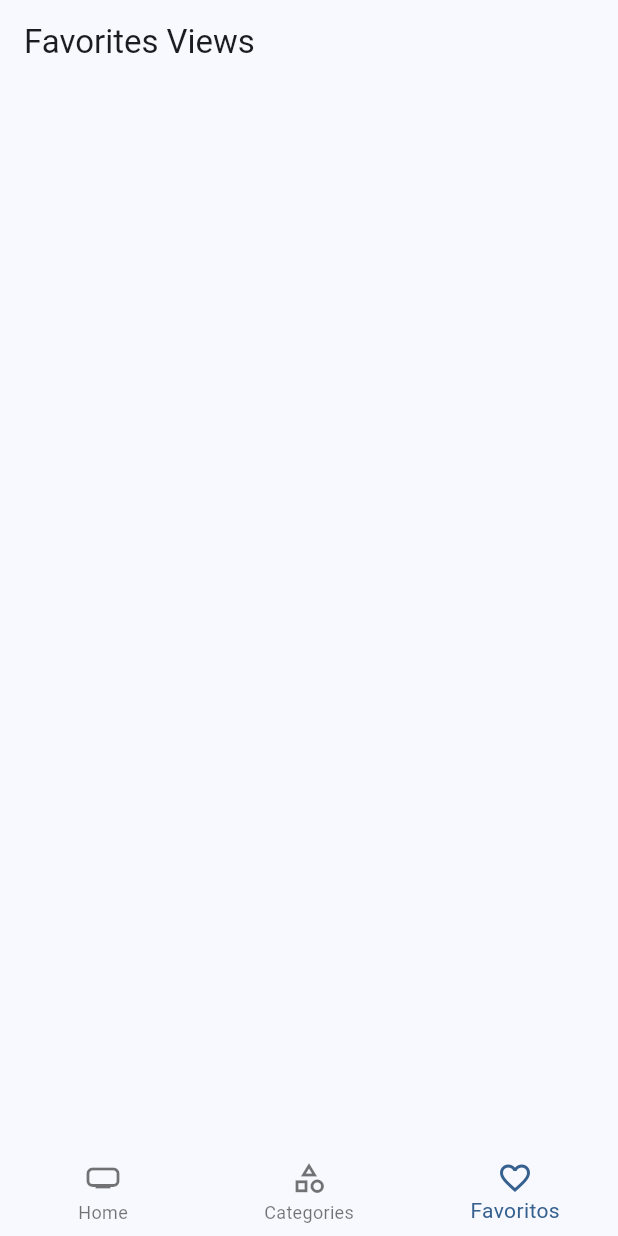
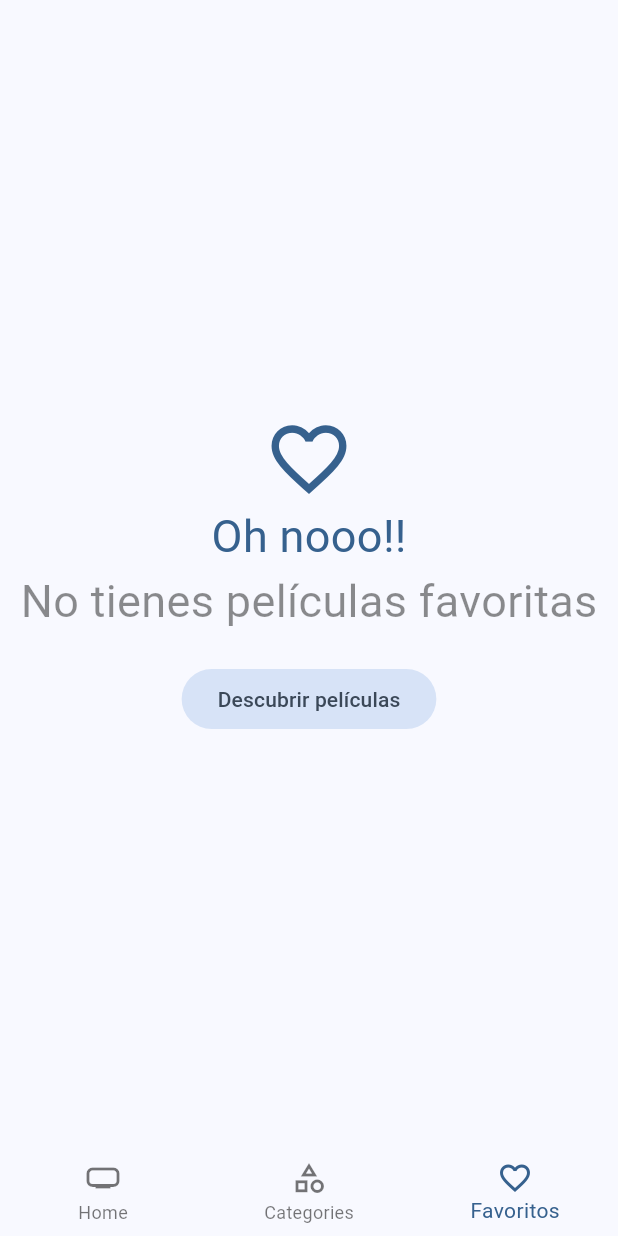
Before and after one commit to JahelCuadrado/cinemapedia, a Flutter app: the screen it shows after launch, item 3 of the bottom bar chosen, on a phone screen of 412 x 824 dp. Run offline on Flutter 3.47's test engine with Material 2 defaults, Android fonts, the phone set to English and light mode, and no system bars; our stand-ins replace animate_do, card_swiper, dio, flutter_dotenv, flutter_riverpod, go_router and 1 more; accounts and stored records are empty; generated files the repository leaves out were written again; network calls fail.

Commit message:
Fin sección 16

```diff
--- a/lib/infrastructure/datasources/isar_local_storage_datasource.dart
+++ b/lib/infrastructure/datasources/isar_local_storage_datasource.dart
@@ -80,6 +80,7 @@ Future<void> toggleFavorite(Movie movie) async {
   // Si la película es una favorita, eliminarla de la tabla "movies".
   if (favoriteMovie != null) {
     isar.writeTxnSync(() => isar.movies.deleteSync(favoriteMovie.isarIid!));
+    return;
   }
 
   // Si la película no es una favorita, agregarla a la tabla "movies".
--- a/lib/presentation/views/movies/favorites_view.dart
+++ b/lib/presentation/views/movies/favorites_view.dart
@@ -1,6 +1,8 @@
 import 'package:cinemapedia/presentation/providers/providers.dart';
+import 'package:cinemapedia/presentation/widgets/widgets.dart';
 import 'package:flutter/material.dart';
 import 'package:flutter_riverpod/flutter_riverpod.dart';
+import 'package:go_router/go_router.dart';
 
 //TODO traer el nombre de las peliculas como tarea
 
@@ -13,10 +15,27 @@ class FavoritesView extends ConsumerStatefulWidget {
 
 class _FavoritesViewState extends ConsumerState<FavoritesView> {
 
+  bool isLastPage = false;
+  bool isLoading = false;
+
 @override
   void initState() {
     super.initState();
     ref.read(favoriteMoviesProvider.notifier).loadNextPage();
+  }
+
+  void loadNextPage() async {
+
+    if ( isLoading || isLastPage ) return;
+    isLoading = true;
+
+    final movies = await ref.read(favoriteMoviesProvider.notifier).loadNextPage();
+    isLoading = false;
+
+    if(movies.isEmpty){
+      isLastPage = true;
+    }
+
   }
 
   @override
@@ -24,23 +43,38 @@ class _FavoritesViewState extends ConsumerState<FavoritesView> {
 
     final favoritesMovies = ref.watch(favoriteMoviesProvider).values.toList();
 
+    if ( favoritesMovies.isEmpty) {
+
+      final colors = Theme.of(context).colorScheme;
+
+      return Center(
+        child: Column(
+          mainAxisAlignment: MainAxisAlignment.center,
+          crossAxisAlignment: CrossAxisAlignment.center,
+          children: [
+
+            Icon( Icons.favorite_outline_sharp, size: 60, color: colors.primary,),
+            Text('Oh nooo!!', style: TextStyle(fontSize: 30, color: colors.primary)),
+            const Text('No tienes películas favoritas', style: TextStyle(fontSize: 30, color:
+            Colors.black45)),
+
+            //! botón que lleva al usuario a inicio
+            const SizedBox(height: 20,),
+            FilledButton.tonal(
+              onPressed: () => context.go('/home/0'),
+              child: const Text('Descubrir películas')
+              )
+
+
+          ],
+        ),
+      );
+    }
 
     return Scaffold(
-      appBar: AppBar(
-        title: const Text('Favorites Views'),
-      ),
-      body: ListView.builder(
-        itemCount: favoritesMovies.length,
-        itemBuilder: (context, index){
-
-          final movie = favoritesMovies[index];
-
-          return ListTile(
-            title:
-            Text(movie.title)
-            ,
-          );
-        }
+      body: MovieMasonry(
+        loadNextPage: loadNextPage,
+        movies: favoritesMovies
         )
     );
   }
--- a/lib/presentation/widgets/widgets.dart
+++ b/lib/presentation/widgets/widgets.dart
@@ -2,3 +2,5 @@ export 'package:cinemapedia/presentation/widgets/movies/movie_horizontal_listvie
 export 'package:cinemapedia/presentation/widgets/shared/custom_buttom_navigation.dart';
 export 'package:cinemapedia/presentation/widgets/movies/movies_slideshow.dart';
 export 'package:cinemapedia/presentation/widgets/shared/custom_appbar.dart';
+export 'movies/movie_masonry.dart';
+export 'movies/movie_poster_link.dart';
```
Also changed, not shown: lib/presentation/providers/storage/favorites_movies_provider.dart (+20 -2 lines), lib/presentation/screens/movies/movie_screen.dart (+11 -5 lines), lib/presentation/widgets/movies/movie_masonry.dart (+74 -0 lines), lib/presentation/widgets/movies/movie_poster_link.dart (added, +28 -0 lines).
